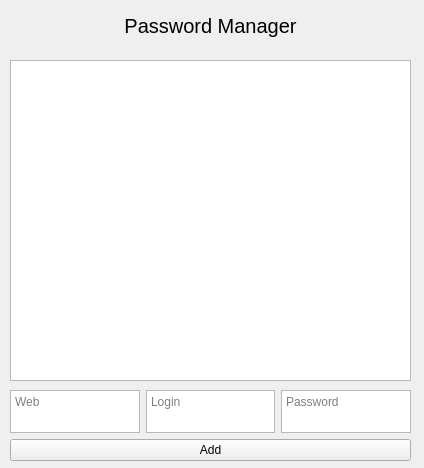
The window that Designs/PasswordManagerWidget_design.ui (MichurinDev/CryptoPass) describes before a commit, drawn with Qt 5.
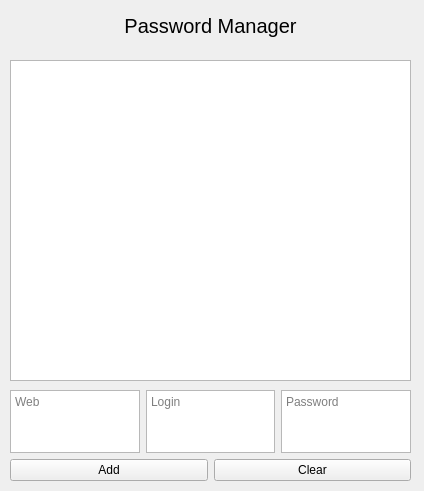
The same window after the commit.

```diff
--- a/Designs/PasswordManagerWidget_design.ui
+++ b/Designs/PasswordManagerWidget_design.ui
@@ -7,7 +7,7 @@
     <x>0</x>
     <y>0</y>
     <width>424</width>
-    <height>468</height>
+    <height>491</height>
    </rect>
   </property>
   <property name="windowTitle">
@@ -51,7 +51,7 @@
       <x>10</x>
       <y>390</y>
       <width>401</width>
-      <height>71</height>
+      <height>91</height>
      </rect>
     </property>
     <layout class="QVBoxLayout" name="verticalLayout">
@@ -87,11 +87,25 @@
       </layout>
      </item>
      <item>
+      <layout class="QHBoxLayout" name="horizontalLayout_3">
+       <item>
       <widget class="QPushButton" name="pushButton">
        <property name="text">
         <string>Add</string>
        </property>
       </widget>
+       </item>
+       <item>
+        <widget class="QPushButton" name="pushButton_2">
+         <property name="text">
+          <string>Clear</string>
+         </property>
+        </widget>
+       </item>
+      </layout>
+     </item>
+     <item>
+      <layout class="QHBoxLayout" name="horizontalLayout_2"/>
      </item>
     </layout>
    </widget>
```
Lines whose indentation alone changed are shown as unchanged.
